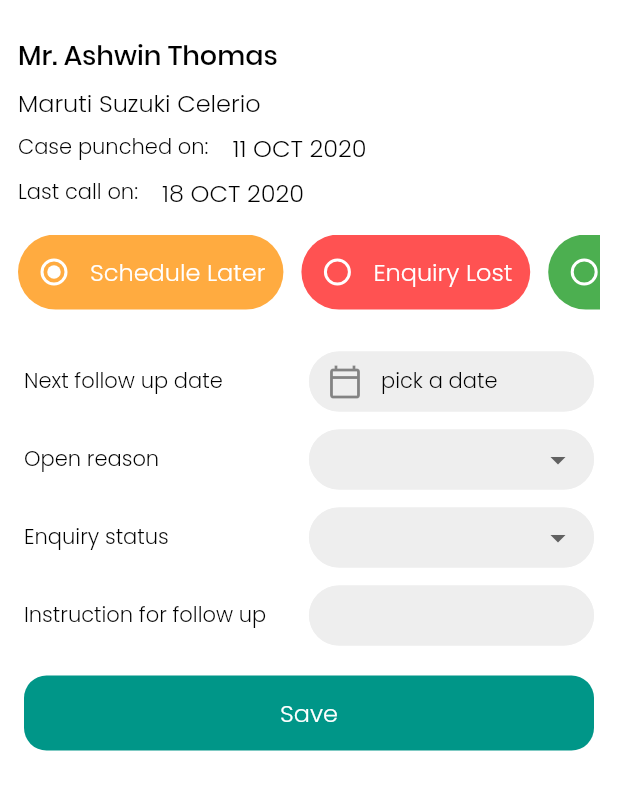
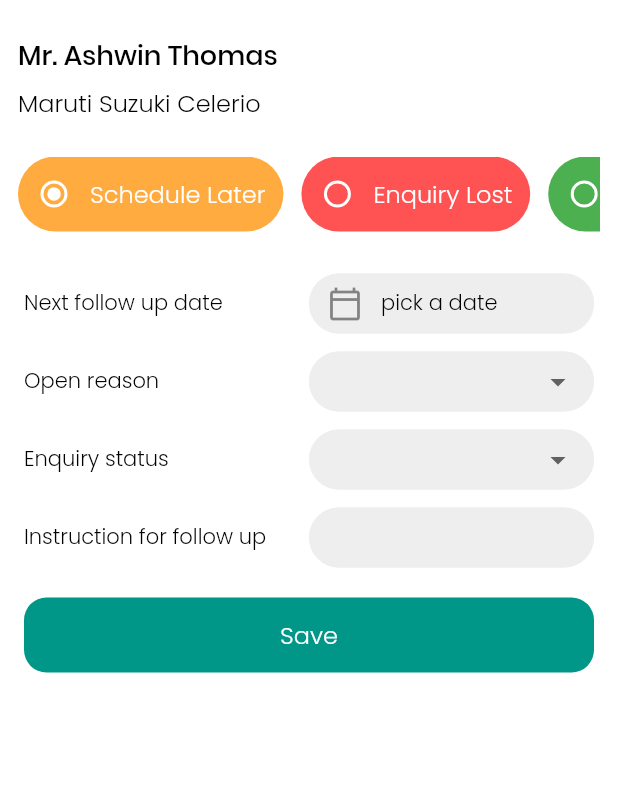
Before and after one commit to jesmin123/SalesPopular, a Flutter app: the NewFollow screen opened by its route, on a phone screen of 412 x 824 dp, the part 58-868 px from its top. Run offline on Flutter 3.47's test engine with Material 2 defaults, Android fonts, the phone set to English and light mode, and no system bars; our stand-ins replace cached_network_image, date_picker_timeline, flutter_datetime_picker, fluttertoast, form_field_validator, line_icons and 4 more; missing offline and left inert: dart:ffi, date_range_picker, fa_stepper, validated; accounts and stored records are empty.

Commit message:
Merge remote-tracking branch 'origin/master' into master
# Conflicts:
#	lib/ui/widget/booking_details_entry_form.dart

```diff
--- a/lib/constants/app_font_style.dart
+++ b/lib/constants/app_font_style.dart
@@ -42,7 +42,7 @@ class AppFontStyle{
   static TextStyle ultraTextStyle(Color color, {num textSize}) {
     return TextStyle(
         color: color,
-        fontSize: 36,
+        fontSize: textSize!=null?textSize:36,
         fontWeight: FontWeight.w500,
         fontFamily: "Poppins"
     );
--- a/lib/provider/follow_provider.dart
+++ b/lib/provider/follow_provider.dart
@@ -5,15 +5,51 @@ import 'package:sales_popular/model/CaseModel.dart';
 class FollowProvider extends ChangeNotifier{
 
 int _selectedFollowip = 0;
-int _openReason =0;
-int _enquiryStatus=0;
-String _instruction="";
+String _openReason;
+String _enquiryStatus;
 bool _enquirySwitch = false;
-int _enquiryLostReason= 0;
-int _coDealer=0;
+String _enquiryLostReason;
+String _coDealer;
 bool _bookingSwitch=false;
-int _bookingBranch = 0;
-DateTime _nextFollowUpDate;
+String _bookingBranch;
+
+
+String get enquiryStatus => _enquiryStatus;
+
+  set enquiryStatus(String value) {
+    _enquiryStatus = value;
+    notifyListeners();
+  }
+
+  String get openReason => _openReason;
+
+  set openReason(String value) {
+    _openReason = value;
+    notifyListeners();
+  }
+
+  String get coDealer => _coDealer;
+
+  set coDealer(String value) {
+    _coDealer = value;
+    notifyListeners();
+  }
+
+  String get enquiryLostReason => _enquiryLostReason;
+
+  set enquiryLostReason(String value) {
+    _enquiryLostReason = value;
+    notifyListeners();
+  }
+
+  String get bookingBranch => _bookingBranch;
+
+  set bookingBranch(String value) {
+    _bookingBranch = value;
+    notifyListeners();
+  }
+
+  DateTime _nextFollowUpDate;
 
 DateTime get nextFollowUpDate => _nextFollowUpDate;
 
@@ -22,12 +58,6 @@ DateTime get nextFollowUpDate => _nextFollowUpDate;
     notifyListeners();
   }
 
-  int get bookingBranch => _bookingBranch;
-
-  set bookingBranch(int value) {
-    _bookingBranch = value;
-    notifyListeners();
-  }
 
   bool get bookingSwitch => _bookingSwitch;
 
@@ -36,19 +66,8 @@ DateTime get nextFollowUpDate => _nextFollowUpDate;
     notifyListeners();
   }
 
-  int get coDealer => _coDealer;
 
-  set coDealer(int value) {
-    _coDealer = value;
-    notifyListeners();
-  }
 
-  int get enquiryLostReason => _enquiryLostReason;
-
-  set enquiryLostReason(int value) {
-    _enquiryLostReason = value;
-    notifyListeners();
-  }
 
   bool get enquirySwitch => _enquirySwitch;
 
@@ -57,26 +76,6 @@ DateTime get nextFollowUpDate => _nextFollowUpDate;
     notifyListeners();
   }
 
-  String get instruction => _instruction;
-
-  set instruction(String value) {
-    _instruction = value;
-    notifyListeners();
-  }
-
-  int get enquiryStatus => _enquiryStatus;
-
-  set enquiryStatus(int value) {
-    _enquiryStatus = value;
-    notifyListeners();
-  }
-
-  int get openReason => _openReason;
-
-  set openReason(int value) {
-    _openReason = value;
-    notifyListeners();
-  }
 
   int get selectedFollowip => _selectedFollowip;
 
@@ -101,4 +100,17 @@ List<CaseModel> get cases => _cases;
     _cases = value;
     notifyListeners();
   }
+
+  selectScheduleLater(String date, String reason, String status, String followup){
+    //TODO implement logic here
+  }
+
+  selectEnquiryLost(bool enquiry, String reason, String dealer){
+    //TODO implement logic here
+  }
+
+  selectBoking(bool booking, String branch){
+    //TODO implement logic here
+  }
+
 }
--- a/lib/ui/pages/new_follow_up.dart
+++ b/lib/ui/pages/new_follow_up.dart
@@ -47,23 +47,23 @@ class _NewFollowState extends State<NewFollow> {
                       Text('Mr. Ashwin Thomas',style: AppFontStyle.headingTextStyle(APP_BLACK_COLOR),),
                       SizedBox(height: 6,),
                       Text('Maruti Suzuki Celerio',style: AppFontStyle.labelTextStyle(APP_BLACK_COLOR),),
-                      SizedBox(height: 6,),
-                      Row(
-                        children: [
-                          Flexible(flex: 1,child: Text('Case punched on:', style: AppFontStyle.labelTextStyle2(APP_BLACK_COLOR),)),
-                          SizedBox(width: 16,),
-                          Flexible(flex: 1,child: Text('11 OCT 2020',style: AppFontStyle.labelTextStyle(APP_BLACK_COLOR),),)
-                        ],
-                      ),
-                      SizedBox(height: 6,),
-                      Row(
-                        children: [
-                          Flexible(flex: 1,child: Text('Last call on:', style: AppFontStyle.labelTextStyle2(APP_BLACK_COLOR))),
-                          SizedBox(width: 16,),
-                          Flexible(flex: 1,child: Text('18 OCT 2020', style: AppFontStyle.labelTextStyle(APP_BLACK_COLOR)))
-                        ],
-                      ),
-                      SizedBox(height: 16,),
+                      SizedBox(height: 24,),
+//                      Row(
+//                        children: [
+//                          Flexible(flex: 1,child: Text('Case punched on:', style: AppFontStyle.labelTextStyle2(APP_BLACK_COLOR),)),
+//                          SizedBox(width: 16,),
+//                          Flexible(flex: 1,child: Text('11 OCT 2020',style: AppFontStyle.labelTextStyle(APP_BLACK_COLOR),),)
+//                        ],
+//                      ),
+//                      SizedBox(height: 6,),
+//                      Row(
+//                        children: [
+//                          Flexible(flex: 1,child: Text('Last call on:', style: AppFontStyle.labelTextStyle2(APP_BLACK_COLOR))),
+//                          SizedBox(width: 16,),
+//                          Flexible(flex: 1,child: Text('18 OCT 2020', style: AppFontStyle.labelTextStyle(APP_BLACK_COLOR)))
+//                        ],
+//                      ),
+//                      SizedBox(height: 16,),
 
                       Container(
                         height: 50,
--- a/lib/ui/widget/booking.dart
+++ b/lib/ui/widget/booking.dart
@@ -60,9 +60,7 @@ class _BookingState extends State<Booking> {
                 child: Center(child: Text('Save',style: AppFontStyle.labelTextStyle(APP_WHITE_COLOR)),),
               ),
               onTap: (){
-
-
-
+                followProvider.selectBoking(followProvider.bookingSwitch, followProvider.bookingBranch);
               },
             ),
 
--- a/lib/ui/widget/follow_up_widget.dart
+++ b/lib/ui/widget/follow_up_widget.dart
@@ -37,20 +37,20 @@ class _FollowUpWidgetState extends State<FollowUpWidget> {
           trailing: Icon(LineIcons.phone),
         ),
         Divider(),
-        ListTile(
-          title: Text(CASE_PUNCHED_ON, style: AppFontStyle.regularTextStyle3(APP_BLACK_COLOR)),
-          trailing: Text("11 OCT 2020", style: AppFontStyle.regularTextStyle4(APP_BLACK_COLOR)),
-        ),
-        ListTile(
-          title: Padding(
-            padding: const EdgeInsets.only(bottom: 32),
-            child: Text(LAST_CALL_ON, style: AppFontStyle.regularTextStyle3(APP_BLACK_COLOR)),
-          ),
-          trailing: Padding(
-            padding: const EdgeInsets.only(bottom: 32),
-            child: Text("18 OCT 2020", style: AppFontStyle.regularTextStyle4(APP_BLACK_COLOR)),
-          ),
-        ),
+//        ListTile(
+//          title: Text(CASE_PUNCHED_ON, style: AppFontStyle.regularTextStyle3(APP_BLACK_COLOR)),
+//          trailing: Text("11 OCT 2020", style: AppFontStyle.regularTextStyle4(APP_BLACK_COLOR)),
+//        ),
+//        ListTile(
+//          title: Padding(
+//            padding: const EdgeInsets.only(bottom: 32),
+//            child: Text(LAST_CALL_ON, style: AppFontStyle.regularTextStyle3(APP_BLACK_COLOR)),
+//          ),
+//          trailing: Padding(
+//            padding: const EdgeInsets.only(bottom: 32),
+//            child: Text("18 OCT 2020", style: AppFontStyle.regularTextStyle4(APP_BLACK_COLOR)),
+//          ),
+//        ),
         Container(child: RaisedButton(
             onPressed: (){
           Navigator.pushNamed(context, NEW_FOLLOW);
@@ -59,6 +59,7 @@ class _FollowUpWidgetState extends State<FollowUpWidget> {
           color: PRIMARY_COLOR,
           child: Text("Update Cases", style: AppFontStyle.regularTextStyle(APP_WHITE_COLOR)),
         ),),
+        SizedBox(height: 12,)
 
       ],
     );
--- a/lib/ui/widget/schedule_later.dart
+++ b/lib/ui/widget/schedule_later.dart
@@ -73,22 +73,10 @@ class _ScheduleState extends State<Schedule> {
                       items: [
                         DropdownMenuItem(
                           child: Text("Waiting period", ),
-                          value: 0,
+                          value: "Waiting period",
                         ),
-                        DropdownMenuItem(
-                          child: Text("Second Item"),
-                          value: 1,
-                        ),
-                        DropdownMenuItem(
-                          child: Text("Third Item"),
-                          value: 2,
-                        ),
-                        DropdownMenuItem(
-                          child: Text("Fourth Item"),
-                          value: 3,
-                        )
                       ],
-                      onChanged: (int value)=>followProvider.openReason = value,
+                      onChanged: (value)=>followProvider.openReason = value,
                   ),
                 )
             ),
@@ -107,22 +95,11 @@ class _ScheduleState extends State<Schedule> {
                     items: [
                       DropdownMenuItem(
                         child: Text("Postponed"),
-                        value: 0,
+                        value: "Postponed",
                       ),
-                      DropdownMenuItem(
-                        child: Text("Second Item"),
-                        value: 1,
-                      ),
-                      DropdownMenuItem(
-                        child: Text("Third Item"),
-                        value: 2,
-                      ),
-                      DropdownMenuItem(
-                        child: Text("Fourth Item"),
-                        value: 3,
-                      )
+
                     ],
-                    onChanged: (int value)=>followProvider.enquiryStatus = value,
+                    onChanged: (value)=>followProvider.enquiryStatus = value,
                   ),
                 )
             ),
@@ -152,9 +129,7 @@ class _ScheduleState extends State<Schedule> {
                 child: Center(child: Text('Save',style: AppFontStyle.labelTextStyle(APP_WHITE_COLOR)),),
                 ),
               onTap: (){
-                followProvider.instruction = _followUp.text;
-
-
+                followProvider.selectScheduleLater(_followUpDate.text, followProvider.openReason, followProvider.enquiryStatus, _followUp.text);
               },
             ),
 
```
Also changed, not shown: lib/ui/pages/delivary_page.dart (+6 -2 lines), lib/ui/pages/home_page.dart (+78 -102 lines), lib/ui/widget/delivery_widget.dart (+10 -5 lines), lib/ui/widget/enquiry_lost.dart (+7 -31 lines).
